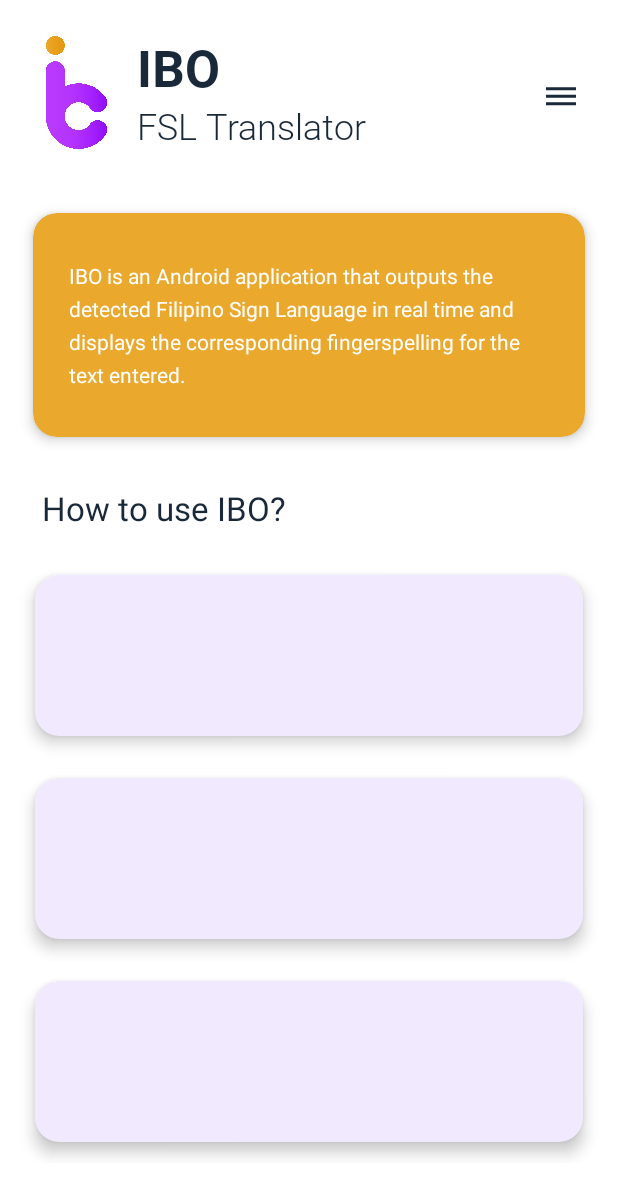
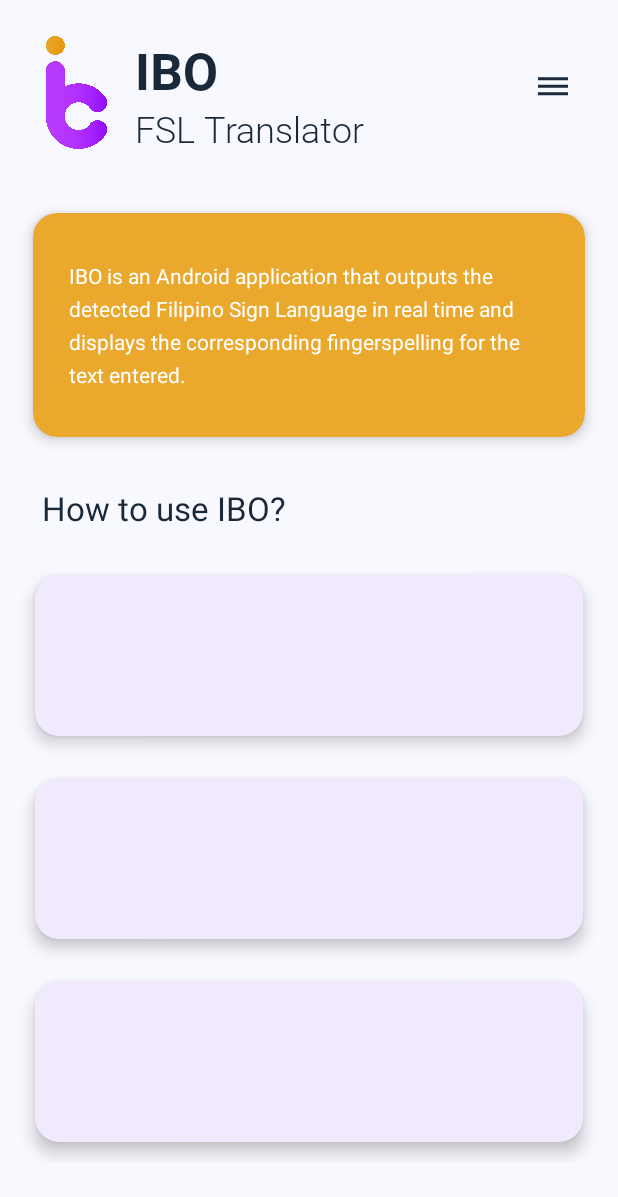
Before and after one commit to maritheygraine/iboFSL, an Android app: the layout fragment_home.xml on its own in the app's theme, with its tools: preview values and no code run, on a phone screen of 412 x 824 dp. Shown: the top 1197 px of the screen. Run offline under Robolectric (Android 15) with nearby library versions, the phone set to English and light mode, and no system bars.

Commit message:
Updated header layout of each fragment (1)

```diff
--- a/app/src/main/res/layout/fragment_fingerspelling.xml
+++ b/app/src/main/res/layout/fragment_fingerspelling.xml
@@ -36,7 +36,7 @@
         android:layout_height="wrap_content"
         android:layout_marginStart="8dp"
         android:fontFamily="@font/roboto_bold"
-        android:text="@string/fingerspelling_formal"
+        android:text="@string/ibo"
         android:textColor="@color/black"
         android:textSize="34sp"
         app:layout_constraintStart_toEndOf="@+id/imageView"
@@ -47,7 +47,7 @@
         android:layout_width="wrap_content"
         android:layout_height="wrap_content"
         android:fontFamily="@font/roboto_light"
-        android:text="@string/translator"
+        android:text="@string/fingerspelling_formal"
         android:textColor="@color/black"
         android:textSize="24sp"
         app:layout_constraintEnd_toEndOf="@+id/textView"
--- a/app/src/main/res/layout/fragment_home.xml
+++ b/app/src/main/res/layout/fragment_home.xml
@@ -6,89 +6,82 @@
     android:layout_width="match_parent"
     android:layout_height="match_parent"
     android:orientation="vertical"
+    android:background="@color/offwhite"
     tools:context=".home.HomeFragment">
-
-    <RelativeLayout
+    <androidx.constraintlayout.widget.ConstraintLayout
         android:layout_width="match_parent"
         android:layout_height="105dp"
         android:layout_marginTop="12dp"
         android:orientation="horizontal"
         android:paddingStart="16dp"
         android:paddingEnd="16dp">
-        <androidx.constraintlayout.widget.Guideline
-            android:id="@+id/guideline_start"
-            android:layout_width="0dp"
-            android:layout_height="wrap_content"
-            android:orientation="vertical"
-            app:layout_constraintGuide_begin="20dp" />
-
         <ImageView
-            android:id="@+id/imageView4"
+            android:id="@+id/imageView"
             android:layout_width="62dp"
             android:layout_height="75dp"
-            android:layout_alignParentStart="true"
-            android:layout_alignParentTop="true"
             android:layout_marginStart="4dp"
             android:layout_marginTop="12dp"
             android:src="@drawable/ibo_logo"
-            app:layout_constraintStart_toStartOf="@id/guideline_start"
+            app:layout_constraintStart_toStartOf="parent"
             app:layout_constraintTop_toTopOf="parent" />
-
+        <ImageView
+            android:id="@+id/imageView"
+            android:layout_width="62dp"
+            android:layout_height="75dp"
+            android:layout_marginStart="4dp"
+            android:layout_marginTop="12dp"
+            android:src="@drawable/ibo_logo"
+            app:layout_constraintStart_toStartOf="parent"
+            app:layout_constraintTop_toTopOf="parent" />
         <TextView
             android:id="@+id/textView"
-            android:layout_width="196dp"
+            android:layout_width="wrap_content"
             android:layout_height="wrap_content"
-            android:layout_alignTop="@+id/imageView4"
-            android:layout_marginStart="9dp"
-            android:layout_marginTop="-2dp"
-            android:layout_toEndOf="@+id/imageView4"
+            android:layout_marginStart="8dp"
             android:fontFamily="@font/roboto_bold"
-            android:text="IBO"
+            android:text="@string/ibo"
             android:textColor="@color/black"
-            android:textSize="34sp" />
-
+            android:textSize="34sp"
+            app:layout_constraintEnd_toEndOf="parent"
+            app:layout_constraintHorizontal_bias="0.0"
+            app:layout_constraintStart_toEndOf="@+id/imageView"
+            app:layout_constraintTop_toTopOf="@+id/imageView" />
         <TextView
             android:id="@+id/textView8"
             android:layout_width="wrap_content"
             android:layout_height="wrap_content"
-            android:layout_below="@+id/textView"
-            android:layout_alignParentBottom="true"
-            android:layout_marginStart="-196dp"
-            android:layout_marginTop="0dp"
-            android:layout_marginBottom="19dp"
-            android:layout_toEndOf="@+id/textView"
             android:fontFamily="@font/roboto_light"
-            android:text="FSL Translator"
+            android:text="@string/fsl_translator"
             android:textColor="@color/black"
             android:textSize="24sp"
             app:layout_constraintEnd_toEndOf="@+id/textView"
             app:layout_constraintHorizontal_bias="0.0"
             app:layout_constraintStart_toStartOf="@+id/textView"
             app:layout_constraintTop_toBottomOf="@+id/textView" />
-
         <ImageView
             android:id="@+id/hamburger"
             android:layout_width="wrap_content"
             android:layout_height="wrap_content"
             android:layout_alignParentEnd="true"
             android:layout_centerVertical="true"
-            android:layout_marginEnd="10dp"
             android:foreground="?attr/selectableItemBackground"
             android:src="@drawable/ic_baseline_dehaze_24"
+            app:layout_constraintBottom_toBottomOf="parent"
+            app:layout_constraintEnd_toEndOf="parent"
+            app:layout_constraintHorizontal_bias="0.956"
+            app:layout_constraintStart_toStartOf="parent"
+            app:layout_constraintTop_toTopOf="parent"
+            app:layout_constraintVertical_bias="0.419"
             app:tint="@color/black" />
-
-    </RelativeLayout>
-
+    </androidx.constraintlayout.widget.ConstraintLayout>
     <androidx.core.widget.NestedScrollView
         android:layout_width="match_parent"
         android:layout_height="wrap_content">
-
         <LinearLayout
             android:layout_width="match_parent"
             android:layout_height="wrap_content"
             android:orientation="vertical"
             android:padding="12dp">
-
             <androidx.cardview.widget.CardView
                 android:layout_width="wrap_content"
                 android:layout_height="wrap_content"
@@ -96,7 +89,6 @@
                 app:cardCornerRadius="16dp"
                 app:cardElevation="5dp"
                 app:cardUseCompatPadding="true">
-
                 <TextView
                     style="@style/TextAppearance.AppCompat.Body1"
                     android:layout_width="match_parent"
@@ -108,9 +100,7 @@
                     android:paddingBottom="32dp"
                     android:text="@string/bigkas_description"
                     android:textColor="@color/white" />
-
             </androidx.cardview.widget.CardView>
-
             <TextView
                 style="@style/TextAppearance.AppCompat.Large"
                 android:layout_width="wrap_content"
@@ -120,7 +110,6 @@
                 android:layout_marginBottom="16dp"
                 android:text="@string/how_to_use_ibo"
                 android:textColor="@color/black" />
-
             <androidx.recyclerview.widget.RecyclerView
                 android:id="@+id/bigkas_list"
                 android:layout_width="match_parent"
--- a/app/src/main/res/layout/fragment_recognition.xml
+++ b/app/src/main/res/layout/fragment_recognition.xml
@@ -3,6 +3,7 @@
     xmlns:tools="http://schemas.android.com/tools"
     android:layout_width="match_parent"
     android:layout_height="match_parent"
+    android:background="@color/offwhite"
     tools:context=".RecognitionFragment">
 
     <!-- TODO: Update blank fragment layout -->
--- a/app/src/main/res/layout/fragment_video_viewer.xml
+++ b/app/src/main/res/layout/fragment_video_viewer.xml
@@ -5,6 +5,7 @@
     android:layout_width="match_parent"
     android:layout_height="match_parent"
     android:orientation="vertical"
+    android:background="@color/offwhite"
     tools:context=".VideoPlayerFragment">
 
     <androidx.appcompat.widget.Toolbar
--- a/app/src/main/res/values/strings.xml
+++ b/app/src/main/res/values/strings.xml
@@ -1,5 +1,7 @@
+
 <resources>
     <string name="app_name">IBO</string>
+    <string name="fsl_translator">FSL Translator</string>
     <string name="ob_1">Connect with our Deaf friends through IBO\'s FSL detector.</string>
     <string name="ob_2">Wow! Great Detection. Express your \nFSL and IBO will detect it.</string>
     <string name="ob_3">I can do it too. Talk to our Deaf friends \nwith IBO\'s implementation of  \nFingerspelling.</string>
@@ -12,7 +14,7 @@
     <string name="step_3">To translate into fingerspelling, simply input the text to be translated</string>
     <string name="step_4">Tap the Tutorial button and choose from the 15 words you want to learn the gesture and Filipino translation. </string>
     <string name="step_5">You can also check whether the gestures you have done is correct through the Check the Gesture button.</string>
-    <string name="ibo">IBO.</string>
+    <string name="ibo">IBO</string>
     <string name="how_to_use_ibo">How to use IBO?</string>
     <string name="contact_us">Contact Us</string>
     <string name="techknow_feutech_gmail_com">techknow.feutech@gmail.com</string>
@@ -28,8 +30,7 @@
     <string name="clear">Clear</string>
     <string name="translate">Translate</string>
     <string name="write_something">Write something</string>
-    <string name="translator">Translator</string>
-    <string name="fingerspelling_formal">Fingerspelling</string>
+    <string name="fingerspelling_formal">Fingerspelling Translator</string>
     <string name="fingerspell">Fingerspell</string>
     <string name="feedback_1">Give Feedback</string>
     <string name="feedback_2">How did we do?</string>
```
Also changed, not shown: app/src/main/res/layout/fragment_tutorial.xml (+50 -12 lines).
